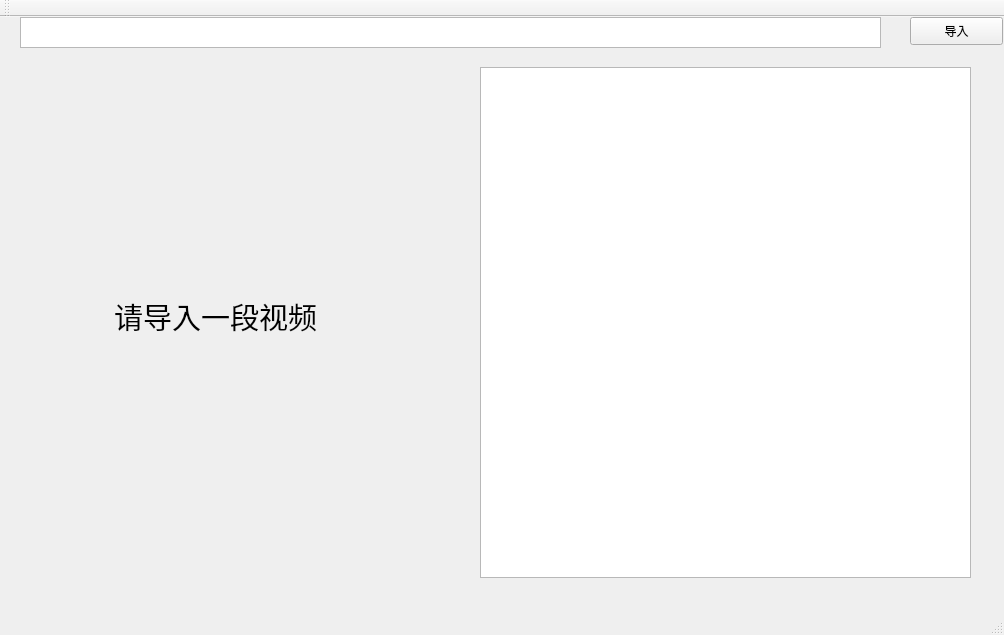
The window that QtGuiApplication1/QtGuiApplication1/QtGuiApplication1.ui (anuding/SRTP) describes before a commit, drawn with Qt 5.
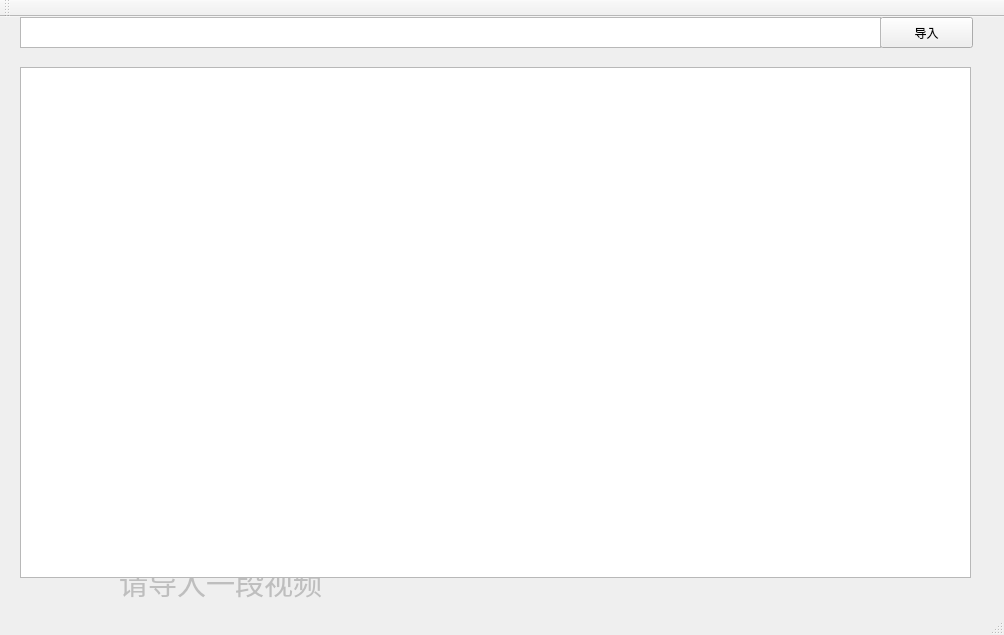
The same window after the commit.

Diff of the .ui file:
```diff
--- a/QtGuiApplication1/QtGuiApplication1/QtGuiApplication1.ui
+++ b/QtGuiApplication1/QtGuiApplication1/QtGuiApplication1.ui
@@ -17,10 +17,10 @@
    <widget class="QPushButton" name="Btn_Import">
     <property name="geometry">
      <rect>
-      <x>910</x>
+      <x>880</x>
       <y>0</y>
       <width>93</width>
-      <height>28</height>
+      <height>31</height>
      </rect>
     </property>
     <property name="text">
@@ -38,12 +38,15 @@
     </property>
    </widget>
    <widget class="QLabel" name="Lab_VideoSummary">
+    <property name="enabled">
+     <bool>false</bool>
+    </property>
     <property name="geometry">
      <rect>
       <x>20</x>
-      <y>49</y>
-      <width>391</width>
-      <height>501</height>
+      <y>540</y>
+      <width>401</width>
+      <height>51</height>
      </rect>
     </property>
     <property name="font">
@@ -62,9 +65,9 @@
    <widget class="QListWidget" name="Lst_KeyFrames">
     <property name="geometry">
      <rect>
-      <x>480</x>
+      <x>20</x>
       <y>50</y>
-      <width>491</width>
+      <width>951</width>
       <height>511</height>
      </rect>
     </property>
```
